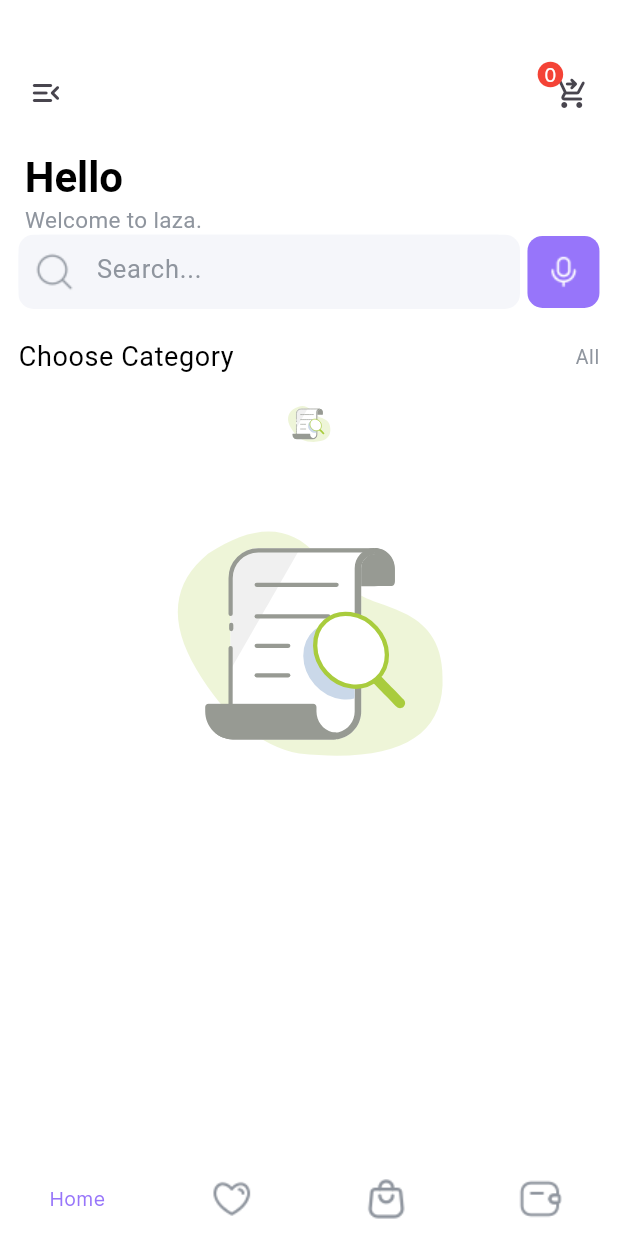
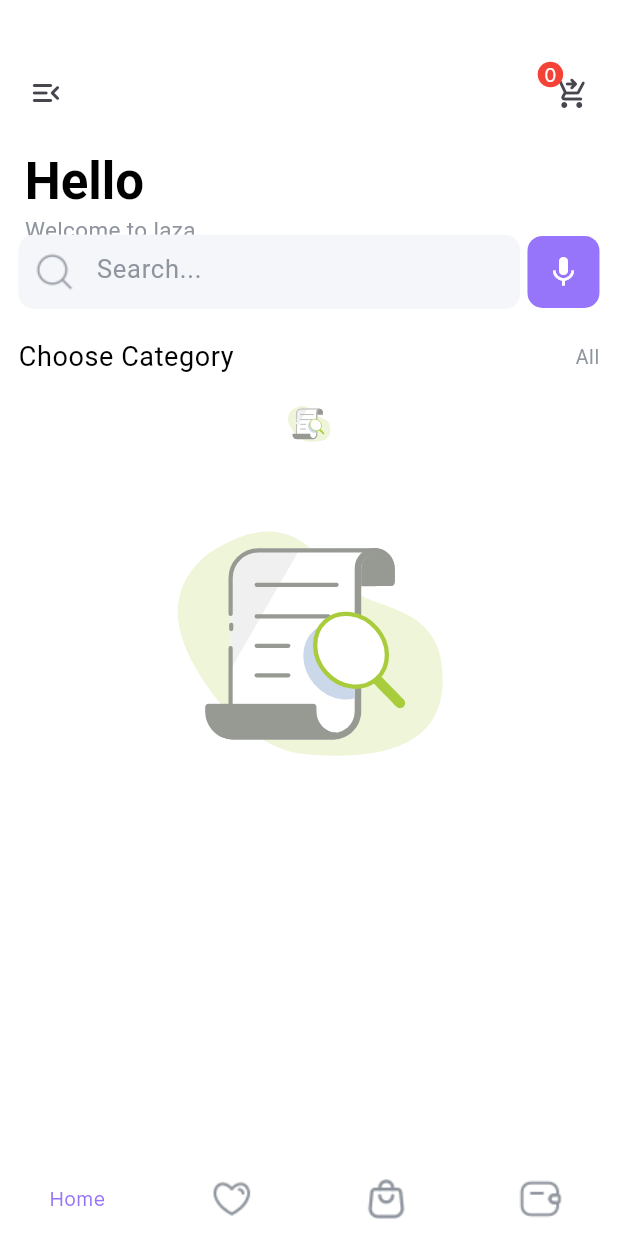
Before and after one commit to Micheal-Hany/E-commerce-app, a Flutter app: the HomeScreen screen opened directly, after a tap on the "menu open" icon, after a tap on the "shopping cart checkout" icon, on a phone screen of 412 x 824 dp. Run offline on Flutter 3.47's test engine with Material 3 defaults, Android fonts, the light colour scheme and no system bars; our stand-ins replace cached_network_image, dartz, firebase_core, flutter_credit_card, flutter_otp_text_field, flutter_rating_bar and 10 more; missing offline and left inert: dart:ffi; accounts and stored records are empty; project files that could hold a hidden picture were left out.

Commit message:
reach in app theme

```diff
--- a/lib/controller/Home/cart_page_controller.dart
+++ b/lib/controller/Home/cart_page_controller.dart
@@ -33,35 +33,32 @@ class CartPageControllerImpl extends CartController {
     calcSubTotalPrice(amount);
     calcShippingCost(amount);
     calcTotalCost();
+    update();
   }
 
-  double calcSubTotalPrice(int amount) {
-    double total = 0.0;
-    for (ProductModel element in products) {
-      total += (element.itemPrice!);
+  void calcSubTotalPrice(int amount) {
+    // Assuming each product has a price attribute
+    double subtotal = 0.0;
+    for (ProductModel product in products) {
+      subtotal += product.itemPrice! * amount; // Multiply by the amount
     }
-
-    subTotalPrice.value = total * amount;
-
-    print("calcSubTotalPrice $total * $amount  = ${total * amount}");
-    return total * amount;
+    subTotalPrice.value = subtotal;
+    update();
   }
 
-  double calcShippingCost(int amount) {
-    double total = 0.0;
-    for (ProductModel element in products) {
-      total += (element.itemPrice!) ~/ 10;
-    }
+  // Function to calculate shipping cost based on the amount
+  void calcShippingCost(int amount) {
+    double shippingCost = 0.0;
 
-    shipingCost.value = total * amount;
-    print("calcShippingCost $total * $amount = ${total * amount}");
-
-    return total * amount;
+    shippingCost = amount * 5.0;
+    shipingCost.value = shippingCost;
+    update();
   }
 
-  double calcTotalCost() {
-    totalCost.value = shipingCost.value + subTotalPrice.value;
-    return shipingCost.value + subTotalPrice.value;
+  // Function to calculate total cost based on subtotal and shipping cost
+  void calcTotalCost() {
+    totalCost.value = subTotalPrice.value + shipingCost.value;
+    update();
   }
 
   addOne() {
--- a/lib/controller/Home/home_controller.dart
+++ b/lib/controller/Home/home_controller.dart
@@ -23,6 +23,9 @@ class HomeControllerImpl extends HomeController
     with GetSingleTickerProviderStateMixin {
   List<ProductModel> searchProducts = [];
 
+  final SpeechToText _speechToText = SpeechToText();
+  final RxBool _speechEnabled = false.obs;
+  final RxString _lastWords = ''.obs;
   MyServices myServices = Get.find();
   String? name;
   String? id;
@@ -168,10 +171,6 @@ class HomeControllerImpl extends HomeController
     update();
   }
 
-  final SpeechToText _speechToText = SpeechToText();
-  final RxBool _speechEnabled = false.obs;
-  final RxString _lastWords = ''.obs;
-
   bool get speechEnabled => _speechEnabled.value;
   set speechEnabled(bool value) => _speechEnabled.value = value;
 
@@ -204,6 +203,4 @@ class HomeControllerImpl extends HomeController
     searchController.text = result.recognizedWords;
     print("result is ${result.recognizedWords}");
   }
-
-
 }
--- a/lib/main.dart
+++ b/lib/main.dart
@@ -1,6 +1,7 @@
 import 'package:flutter/material.dart';
 import 'package:get/get.dart';
 import 'package:store_app/binding/initbinding.dart';
+import 'package:store_app/controller/Home/wallet_controller.dart';
 import 'package:store_app/core/constant/App%20Theme.dart';
 import 'package:store_app/core/localization/translation.dart';
 import 'package:store_app/core/services/Services.dart';
@@ -19,12 +20,13 @@ class MyApp extends StatelessWidget {
   @override
   Widget build(BuildContext context) {
     LocalController controller = Get.put(LocalController());
+    WalletController walletController = Get.put(WalletController());
     return GetMaterialApp(
       translations: MyTranslation(),
       debugShowCheckedModeBanner: false,
       locale: controller.language,
       title: 'Flutter Demo',
-      theme: Themes.lightTheme,
+      theme: walletController.getCurrantTheme(),
       getPages: routes,
       initialBinding: InitailBinding(),
 
--- a/lib/view/widgets/Home/Custom_Home_Page.dart
+++ b/lib/view/widgets/Home/Custom_Home_Page.dart
@@ -263,7 +263,7 @@ class _MyHomePageState extends State<MyHomePage> {
                   Column(
                     crossAxisAlignment: CrossAxisAlignment.start,
                     children: [
-                      Text('53'.tr, style: context.headlineMedium),
+                      Text('53'.tr, style: context.headlineLarge),
                       Text('54'.tr,
                           style: context.bodyMedium
                               ?.copyWith(color: ColorConstant.manatee)),
--- a/lib/view/widgets/Home/Custom_searsh_bar.dart
+++ b/lib/view/widgets/Home/Custom_searsh_bar.dart
@@ -21,18 +21,22 @@ class CustomNotifacationButton extends StatelessWidget {
           color: Color(0xff9775FA),
           borderRadius: BorderRadius.all(Radius.circular(10)),
         ),
-      child: IconButton(
-        icon: Image.asset(
-          'assets/images/Voice.png',
+        child: GetBuilder<HomeControllerImpl>(
+          builder: (controller) {
+            print(controller.speechEnabled);
+            return IconButton(
+              icon: !controller.speechEnabled
+                  ? const Icon(
+                      Icons.mic_off,
                       color: Colors.white,
-          height: 30,
-          width: 30,
-        ),
+                    )
+                  : const Icon(Icons.mic, color: Colors.white),
               onPressed: () => !controller.speechEnabled
                   ? controller.stopListening()
                   : controller.startListening(),
-      ),
             );
+          },
+        ));
   }
 }
 
```
Also changed, not shown: assets/lattio/loading.json (+1 -1 lines), lib/controller/Home/wallet_controller.dart (+28 -6 lines), lib/view/widgets/cart/Custom_cart_item_product.dart (+7 -14 lines), lib/view/widgets/cart/Product_item_counter.dart (+3 -5 lines), lib/core/constant/App Theme.dart (line endings or trailing spaces). Lines whose indentation alone changed are shown as unchanged.
